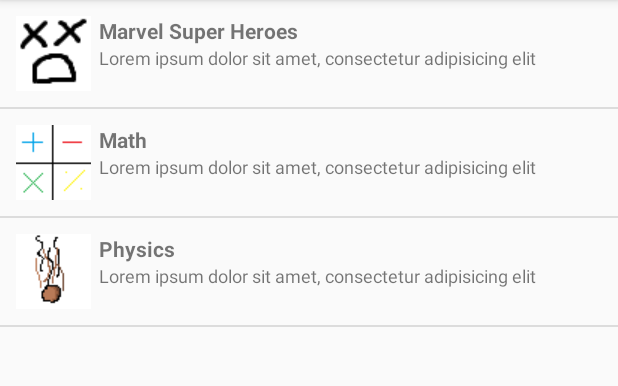
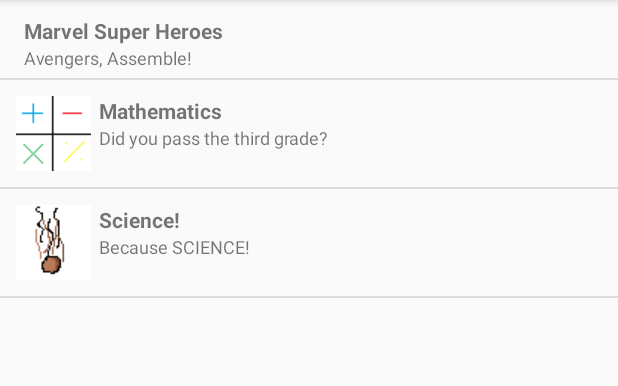
Before and after one commit to AaronChauUW/quizdroid, an Android app: the screen it shows after launch (MainActivity), on a phone screen of 412 x 824 dp, the part 84-470 px from its top. Run offline under Robolectric (Android 15) with nearby library versions, the phone set to English and light mode, and no system bars.

Commit message:
QuizDroid Part 5
Downloads json, reads json, asks about airplane mode, checks wifi, and more?

```diff
--- a/app/src/main/java/edu/washington/chau93/quizdroid/MainActivity.java
+++ b/app/src/main/java/edu/washington/chau93/quizdroid/MainActivity.java
@@ -1,12 +1,19 @@
 package edu.washington.chau93.quizdroid;
 
 import android.app.AlarmManager;
+import android.app.AlertDialog;
 import android.app.PendingIntent;
+import android.content.BroadcastReceiver;
+import android.content.ComponentName;
 import android.content.Context;
+import android.content.DialogInterface;
 import android.content.Intent;
 import android.content.SharedPreferences;
-import android.preference.PreferenceFragment;
+import android.media.audiofx.BassBoost;
+import android.net.ConnectivityManager;
+import android.net.NetworkInfo;
 import android.preference.PreferenceManager;
+import android.provider.Settings;
 import android.support.v7.app.ActionBarActivity;
 import android.os.Bundle;
 import android.util.Log;
@@ -15,6 +22,9 @@
 import android.view.View;
 import android.widget.AdapterView;
 import android.widget.ListView;
+import android.widget.TextView;
+
+import org.w3c.dom.Text;
 
 import java.util.ArrayList;
 import java.util.HashMap;
@@ -27,7 +37,7 @@
 
 public class MainActivity extends ActionBarActivity {
     private final String TAG = "Quiz App";
-    private AlarmManager alarmMrg;
+    private AlarmManager alarmMgr;
     private PendingIntent pendingIntent;
 
     @Override
@@ -36,18 +46,24 @@
         Log.d(TAG, "on create");
         setContentView(R.layout.activity_main);
 
-        alarmMrg = (AlarmManager) getSystemService(Context.ALARM_SERVICE);
+        alarmMgr = (AlarmManager) getSystemService(Context.ALARM_SERVICE);
 
-        startScheduledUpdate();
+        if(QuizApp.getQuizApp() == null) startScheduledUpdate();
 
         initQuizApp();
 
         updateView();
+
+        checkAirplaneMode();
+
+
     }
 
     protected void initQuizApp(){
         QuizApp.initQuizApp();
+        QuizApp.createTopicRepo(getString(R.string.uri_path), getAssets());
     }
+
 
     private void updateView(){
         TopicRepository topicRepo = QuizApp.getTopicRepo();
@@ -87,26 +103,48 @@
         });
     }
 
+    private void checkAirplaneMode() {
+        if(QuizApp.isAirplaneModeOn(this)) {
+            AlertDialog.Builder builder = new AlertDialog.Builder(this);
+            builder.setMessage("Update cannot proceed unless you turn airplane mode off." +
+                    "Would you like to turn airplane mode off?")
+                    .setTitle("Quiz App Updater")
+                    .setCancelable(false);
+            builder.setPositiveButton("Yes", new DialogInterface.OnClickListener() {
+                @Override
+                public void onClick(DialogInterface dialog, int which) {
+                    startActivity(new Intent(Settings.ACTION_AIRPLANE_MODE_SETTINGS));
+                }
+            });
+            builder.setNegativeButton("No", new DialogInterface.OnClickListener() {
+                @Override
+                public void onClick(DialogInterface dialog, int which) {
+                    dialog.cancel();
+                }
+            });
 
+            AlertDialog dialog = builder.create();
+            dialog.show();
+        }
+    }
+
+    private PendingIntent dataChecker;
     private void startScheduledUpdate(){
         Log.d(TAG, "Scheduling updates.");
+
         SharedPreferences sharedPref = PreferenceManager.getDefaultSharedPreferences(this);
 
-        String url = sharedPref.getString("quiz_url", String.valueOf(R.string.default_quiz_url));
+        String url = sharedPref.getString("quiz_url", getString(R.string.default_quiz_url));
         int interval = Integer.parseInt(sharedPref.getString("download_interval", "30"));
         long time = interval * 60 * 1000;
 
-        Intent intent = new Intent(this, Updater.class);
-        intent.putExtra("quiz_url", url);
-        pendingIntent = PendingIntent.getBroadcast(this, 0, intent, 0);
+        Intent updateIntent = new Intent(this, Updater.class);
+        updateIntent.putExtra("quiz_url", url);
 
-        alarmMrg.setInexactRepeating(
-                AlarmManager.ELAPSED_REALTIME_WAKEUP,
-                0, time,
-                pendingIntent
-        );
+        pendingIntent = PendingIntent.getBroadcast(this, 0, updateIntent, 0);
+
+        alarmMgr.setRepeating(AlarmManager.ELAPSED_REALTIME, 0, time, pendingIntent);
     }
-
 
     @Override
     public boolean onCreateOptionsMenu(Menu menu) {
@@ -123,9 +161,14 @@
         int id = item.getItemId();
 
         //noinspection SimplifiableIfStatement
-        if (id == R.id.action_settings) {
-            startActivity(new Intent(this, SettingsActivity.class));
-            return true;
+        switch (id){
+            case R.id.action_settings:
+                startActivity(new Intent(this, SettingsActivity.class));
+                break;
+
+            case R.id.action_refresh:
+                updateView();
+                break;
         }
 
         return super.onOptionsItemSelected(item);
@@ -136,7 +179,15 @@
         super.onDestroy();
 
         // Cnacel the update checks if user closes app.
-        if(alarmMrg != null) alarmMrg.cancel(pendingIntent);
+        if(alarmMgr != null) {
+            alarmMgr.cancel(pendingIntent);
+            alarmMgr.cancel(dataChecker);
+        }
         if(pendingIntent != null) pendingIntent.cancel();
+        if(dataChecker != null) dataChecker.cancel();
+
+
+        Log.d(TAG, "Good bye!");
     }
+
 }
--- a/app/src/main/java/edu/washington/chau93/quizdroid/QuizApp.java
+++ b/app/src/main/java/edu/washington/chau93/quizdroid/QuizApp.java
@@ -1,7 +1,28 @@
 package edu.washington.chau93.quizdroid;
 
 import android.app.Application;
+import android.content.Context;
+import android.content.res.AssetManager;
+import android.net.ConnectivityManager;
+import android.net.NetworkInfo;
+import android.net.Uri;
+import android.os.Environment;
+import android.provider.Settings;
 import android.util.Log;
+
+import org.json.JSONArray;
+import org.json.JSONException;
+import org.json.JSONObject;
+
+import java.io.File;
+import java.io.FileInputStream;
+import java.io.FileNotFoundException;
+import java.io.IOException;
+import java.io.InputStream;
+import java.net.URI;
+import java.nio.MappedByteBuffer;
+import java.nio.channels.FileChannel;
+import java.nio.charset.Charset;
 
 import edu.washington.chau93.quizdroid.managers.QuizManager;
 import edu.washington.chau93.quizdroid.repositories.TopicRepository;
@@ -11,8 +32,10 @@
  */
 public class QuizApp extends Application {
     private static QuizApp myApp;
-    private static TopicRepository topicRepo = new TopicRepository();
+    private static TopicRepository topicRepo;
     private static QuizManager quizManager;
+    private static final String TAG = "QuizApp";
+    private static boolean updating = false;
 
     private QuizApp(){}
 
@@ -20,6 +43,47 @@
         if (myApp == null){
             myApp = new QuizApp();
         }
+    }
+
+    public static void createTopicRepo(String uri_path, AssetManager am){
+        File jsonQuestions = new File(URI.create(uri_path + "questions.json"));
+        String jsonString = null;
+        if(jsonQuestions.exists()) {
+            try {
+                // Create real topics
+                FileInputStream stream = new FileInputStream(jsonQuestions);
+                try {
+                    FileChannel fc = stream.getChannel();
+                    MappedByteBuffer bb = fc.map(FileChannel.MapMode.READ_ONLY, 0, fc.size());
+                    jsonString = Charset.defaultCharset().decode(bb).toString();
+                } finally {
+                    stream.close();
+                }
+                Log.d(TAG, "questions.json exist! Make some questions!");
+            } catch (Exception e) {
+                e.printStackTrace();
+            }
+        } else {
+            try {
+                InputStream is = am.open("questions.json");
+                int size = is.available();
+
+                // Read the entire asset into a local byte buffer.
+                byte[] buffer = new byte[size];
+                is.read(buffer);
+                is.close();
+
+                // Convert the buffer into a string.
+                jsonString = new String(buffer);
+
+            } catch (Exception e) { e.printStackTrace(); }
+
+            Log.d(TAG, "question.json does not exist! D:<");
+        }
+
+        try {
+            topicRepo = new TopicRepository(new JSONArray(jsonString));
+        } catch (JSONException e) { e.printStackTrace(); }
     }
 
     public static QuizApp getQuizApp(){
@@ -39,6 +103,54 @@
         return quizManager;
     }
 
+    /* Checks if external storage is available for read and write */
+    public static boolean isExternalStorageWritable() {
+        String state = Environment.getExternalStorageState();
+        if (Environment.MEDIA_MOUNTED.equals(state)) {
+            return true;
+        }
+        return false;
+    }
+
+    /* Checks if external storage is available to at least read */
+    public static boolean isExternalStorageReadable() {
+        String state = Environment.getExternalStorageState();
+        if (Environment.MEDIA_MOUNTED.equals(state) ||
+                Environment.MEDIA_MOUNTED_READ_ONLY.equals(state)) {
+            return true;
+        }
+        return false;
+    }
+
+    // Check if the user is online
+    public static boolean isOnline(Context context){
+        ConnectivityManager cm =
+                (ConnectivityManager) context.getSystemService(Context.CONNECTIVITY_SERVICE);
+
+        NetworkInfo activeNetwork = cm.getActiveNetworkInfo();
+        boolean isConnected = activeNetwork != null &&
+                activeNetwork.isConnectedOrConnecting();
+        return isConnected;
+    }
+
+    // Check if the user is in Airplane mode
+    public static boolean isAirplaneModeOn(Context context) {
+        return Settings.System.getInt(
+                context.getContentResolver(), Settings.Global.AIRPLANE_MODE_ON, 0
+        ) != 0;
+    }
+
+
+    // Check if Quiz App is currently trying to update
+    public static boolean isUpdating() {
+        return updating;
+    }
+
+    // Set the updating status
+    public static void setUpdating(boolean updating) {
+        QuizApp.updating = updating;
+    }
+
     @Override
     public void onCreate() {
         Log.d("Quiz App", "Quiz App created!");
--- a/app/src/main/java/edu/washington/chau93/quizdroid/repositories/TopicRepository.java
+++ b/app/src/main/java/edu/washington/chau93/quizdroid/repositories/TopicRepository.java
@@ -1,4 +1,10 @@
 package edu.washington.chau93.quizdroid.repositories;
+
+import android.util.Log;
+
+import org.json.JSONArray;
+import org.json.JSONException;
+import org.json.JSONObject;
 
 import java.util.ArrayList;
 import java.util.LinkedList;
@@ -15,7 +21,9 @@
  * Created by Aaron Chau on 2/14/2015.
  */
 public class TopicRepository {
+    private final String TAG = "TopicRepository";
     private Map<String, Topic> topics;
+
 
     public TopicRepository(){
         topics = new TreeMap<String, Topic>();
@@ -24,17 +32,50 @@
         makeFakeQuestions();
 
         // Make topics
-        createTopics();
+        createTopics("Mathematics", longDescription, shortDescription, questions, "mathematics");
+        createTopics("Marvel Super Heroes", longDescription, shortDescription, questions, null);
+        createTopics("Science!", longDescription, shortDescription, questions, "science");
+    }
+
+    public TopicRepository(JSONArray jsonArray) {
+        topics = new TreeMap<String, Topic>();
+        try {
+            for(int i = 0; i < jsonArray.length(); i++){
+                JSONObject joTopic = jsonArray.getJSONObject(i);
+                String title = joTopic.getString("title");
+                String desc = joTopic.getString("desc");
+                JSONArray questions = joTopic.getJSONArray("questions");
+                List<Question> quizQuestions = new ArrayList<Question>();
+                for(int j = 0; j < questions.length(); j++){
+                    JSONObject joQuestion = questions.getJSONObject(j);
+                    String text = joQuestion.getString("text");
+                    int correctChoice = joQuestion.getInt("answer") - 1;
+                    JSONArray joPossibleChoices = joQuestion.getJSONArray("answers");
+                    List<String> possibleChoices = new ArrayList<String>();
+                    for(int k = 0; k < joPossibleChoices.length(); k++){
+                        possibleChoices.add(joPossibleChoices.getString(k));
+                    }
+                    quizQuestions.add(new Question(text, possibleChoices, correctChoice));
+                }
+                createTopics(
+                        title, desc, desc, quizQuestions,
+                        title.replaceAll("[^\\w\\s]","").toLowerCase()
+                );
+            }
+        } catch (JSONException e) {
+            e.printStackTrace();
+        }
+
     }
 
     // Create the topics for the quiz
-    private void createTopics(){
-        topics.put("Math",
-                new Topic("Math", longDescription, shortDescription, questions, "math_icon"));
-        topics.put("Physics",
-                new Topic("Physics", longDescription, shortDescription, questions, "physic_icon"));
-        topics.put("Marvel Super Heroes",
-                new Topic("Marvel Super Heroes", longDescription, shortDescription, questions));
+    private void createTopics(String title, String longDescription, String shortDescription,
+                              List<Question> questions, String icon){
+        if(icon == null){
+            topics.put(title, new Topic(title, longDescription, shortDescription, questions));
+        } else {
+            topics.put(title, new Topic(title, longDescription, shortDescription, questions, icon));
+        }
     }
 
     // Get the list of the topics
@@ -62,15 +103,15 @@
 
 
     // Temporary variables & methods used to create topics
+    private String longDescription;
+    private String shortDescription;
+    private List<Question> questions;
+
     private void makeFakeQuestions() {
         makeLongD();
         makeShortD();
         makeQuestions();
     }
-
-    private String longDescription;
-    private String shortDescription;
-    private List<Question> questions;
 
     private void makeLongD(){
         longDescription =
--- a/app/src/main/res/layout/activity_main.xml
+++ b/app/src/main/res/layout/activity_main.xml
@@ -1,4 +1,4 @@
-<FrameLayout xmlns:android="http://schemas.android.com/apk/res/android"
+<RelativeLayout xmlns:android="http://schemas.android.com/apk/res/android"
     xmlns:tools="http://schemas.android.com/tools" android:id="@+id/container"
     android:layout_width="match_parent" android:layout_height="match_parent"
     tools:context=".MainActivity" tools:ignore="MergeRootFrame" >
@@ -10,4 +10,15 @@
         android:layout_alignParentLeft="true"
         android:layout_alignParentStart="true"
         android:layout_alignParentTop="true" />
-</FrameLayout>
+
+    <TextView
+        android:layout_width="match_parent"
+        android:layout_height="wrap_content"
+        android:text="Cannot update Quiz App data because there is no WIFI or Mobile Data connected."
+        android:id="@+id/noDownload"
+        android:layout_alignParentBottom="true"
+        android:layout_centerHorizontal="true"
+        android:gravity="center"
+        android:background="#63000000"
+        android:visibility="gone" />
+</RelativeLayout>
--- a/app/src/main/res/menu/menu_main.xml
+++ b/app/src/main/res/menu/menu_main.xml
@@ -3,4 +3,6 @@
     xmlns:tools="http://schemas.android.com/tools" tools:context=".MainActivity">
     <item android:id="@+id/action_settings" android:title="@string/action_settings"
         android:orderInCategory="100" app:showAsAction="never" />
+    <item android:id="@+id/action_refresh" android:title="Refresh Quiz List"
+        android:orderInCategory="100" app:showAsAction="never" />
 </menu>
--- a/app/src/main/res/values/strings.xml
+++ b/app/src/main/res/values/strings.xml
@@ -11,6 +11,7 @@
     <string name="title_activity_quiz">QuizActivity</string>
     <string name="title_activity_preference">Preferences</string>
     <string name="title_activity_settings">SettingsActivity</string>
-    <string name="default_quiz_url">http://tednewardsandbox.site44.com/questions.json</string>
+    <string name="default_quiz_url" translatable="false">http://tednewardsandbox.site44.com/questions.json</string>
+    <string name="uri_path" translatable="false">file:///storage/emulated/0/Android/data/edu.washington.chau93.quizdroid/files/data/data/edu.washington.chau93.quizdroid/</string>
 
 </resources>
```
Also changed, not shown: app/src/main/AndroidManifest.xml (+6 -1 lines), app/src/main/assets/questions.json (added, +65 -0 lines), app/src/main/java/edu/washington/chau93/quizdroid/DownloadReceiver.java (added, +156 -0 lines), app/src/main/java/edu/washington/chau93/quizdroid/Updater.java (+20 -11 lines), app/src/main/java/edu/washington/chau93/quizdroid/UpdaterService.java (added, +82 -0 lines), app/src/main/res/drawable/mathematics.png (renamed from app/src/main/res/drawable/math_icon.png), app/src/main/res/drawable/science.png (renamed from app/src/main/res/drawable/physic_icon.png).
